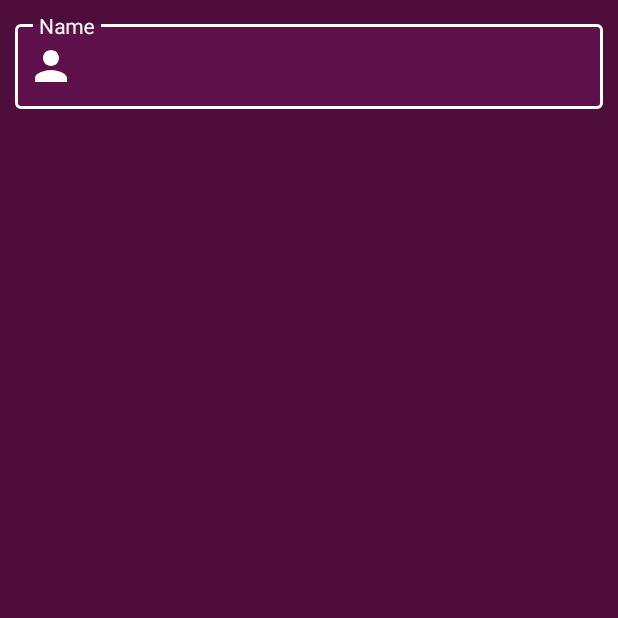
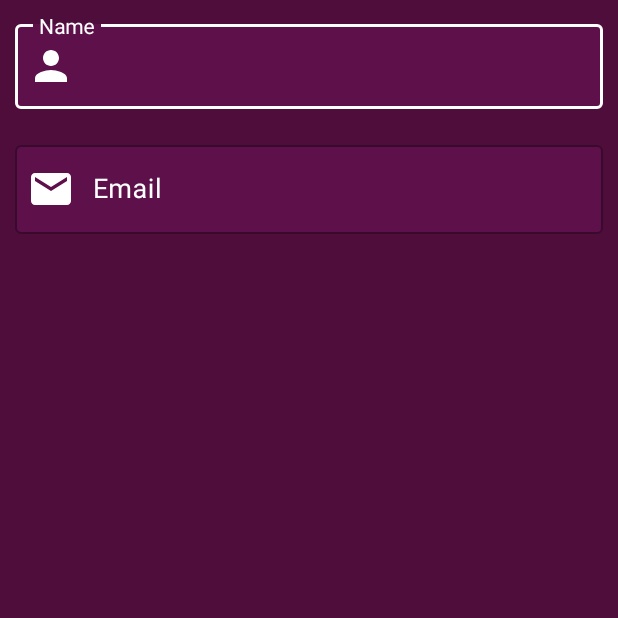
Before and after one commit to Sohanur-Rahman642/EasyMed, an Android app: the SignUpActivity screen opened directly, with no data from a screen before it, on a phone screen of 412 x 824 dp, the top half of it. Run offline under Robolectric (Android 15) with nearby library versions, the phone set to English and light mode, and no system bars.

Commit message:
email text field added

```diff
--- a/src/app/src/main/res/layout/activity_sign_up.xml
+++ b/src/app/src/main/res/layout/activity_sign_up.xml
@@ -41,5 +41,44 @@
 
 
 
+    //Email
+    <com.google.android.material.textfield.TextInputLayout
+        android:id="@+id/email_input_field"
+        android:layout_width="match_parent"
+        android:layout_height="wrap_content"
+
+        app:layout_constraintTop_toBottomOf="@id/firstname_input_field"
+
+        android:layout_marginTop="10dp"
+        android:layout_marginStart="10dp"
+        android:layout_marginEnd="10dp"
+        app:layout_constraintStart_toEndOf="parent"
+        app:layout_constraintEnd_toEndOf="parent"
+
+        style="@style/TextInputLayout"
+
+        app:startIconDrawable="@drawable/email"
+        app:startIconTint="#ffff"
+
+        android:textColor="#ffffff"
+        android:textColorHint="#ffffff"
+
+
+        android:hint="@string/email">
+
+        <com.google.android.material.textfield.TextInputEditText
+            android:layout_width="match_parent"
+            android:layout_height="wrap_content"
+            android:inputType="text"
+            android:maxLines="1"
+            android:textSize="18sp"
+
+            />
+    </com.google.android.material.textfield.TextInputLayout>
+
+
+
+
+
 
 </androidx.constraintlayout.widget.ConstraintLayout>
```
